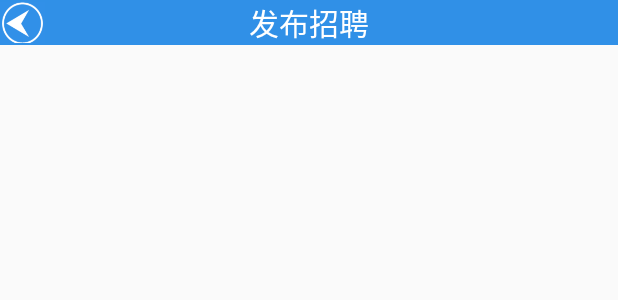
After one commit to binge123/yijianzhi, an Android app: the layout activity_recruit.xml on its own in the app's theme, with its tools: preview values and no code run, on a phone screen of 412 x 824 dp. The commit adds this screen. Shown: the top 300 px of the screen. Run offline under Robolectric (Android 15) with nearby library versions, the phone set to English and light mode, and no system bars.

Commit message:
aad RecruitActivity

```diff
--- a/YiJianZhi/app/src/main/AndroidManifest.xml
+++ b/YiJianZhi/app/src/main/AndroidManifest.xml
@@ -16,6 +16,10 @@
                 <category android:name="android.intent.category.LAUNCHER" />
             </intent-filter>
         </activity>
+        <activity
+            android:name=".RecruitActivity"
+            android:label="@string/title_activity_recruit" >
+        </activity>
     </application>
 
 </manifest>
--- /dev/null
+++ b/YiJianZhi/app/src/main/res/layout/activity_recruit.xml
@@ -0,0 +1,23 @@
+<RelativeLayout xmlns:android="http://schemas.android.com/apk/res/android"
+    xmlns:tools="http://schemas.android.com/tools"
+    android:layout_width="match_parent"
+    android:layout_height="match_parent"
+    tools:context="com.best.demo.yijianzhi.RecruitActivity">
+    <RelativeLayout
+        android:layout_width="match_parent"
+        android:layout_height="wrap_content"
+        android:background="#3090E7">
+        <ImageView
+            android:layout_width="30dp"
+            android:layout_height="30dp"
+            android:src="@drawable/a03"/>
+        <TextView
+            android:layout_width="wrap_content"
+            android:layout_height="wrap_content"
+            android:text="发布招聘"
+            android:textColor="#fff"
+            android:layout_centerHorizontal="true"
+            android:textSize="20sp" />
+    </RelativeLayout>
+
+</RelativeLayout>
--- a/YiJianZhi/app/src/main/res/values/strings.xml
+++ b/YiJianZhi/app/src/main/res/values/strings.xml
@@ -3,4 +3,5 @@
 
     <string name="hello_world">Hello world!</string>
     <string name="action_settings">Settings</string>
+    <string name="title_activity_recruit">RecruitActivity</string>
 </resources>
```
Also changed, not shown: YiJianZhi/app/src/main/java/com/best/demo/yijianzhi/MainActivity.java (+0 -21 lines), YiJianZhi/app/src/main/java/com/best/demo/yijianzhi/RecruitActivity.java (added, +37 -0 lines), YiJianZhi/app/src/main/res/menu/menu_recruit.xml (added, +7 -0 lines), YiJianZhi/gradle.properties (+8 -8 lines), YiJianZhi/app/src/main/res/drawable/a03.png (added).
